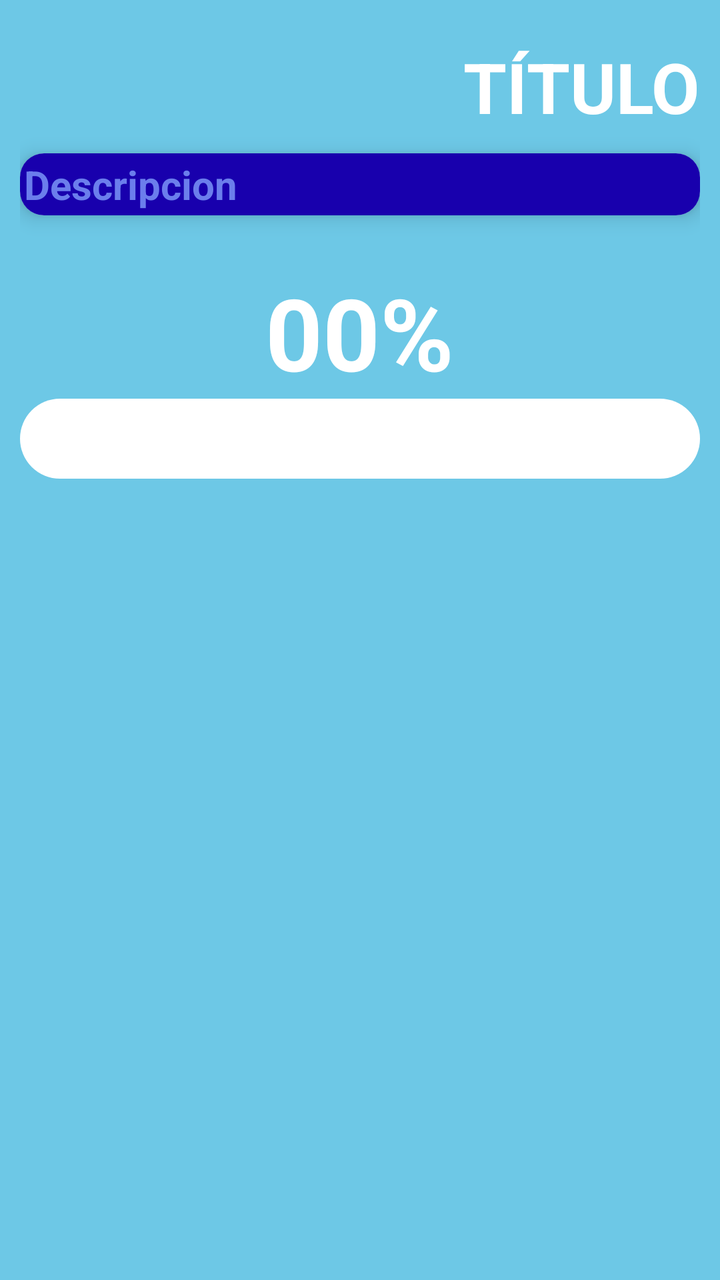
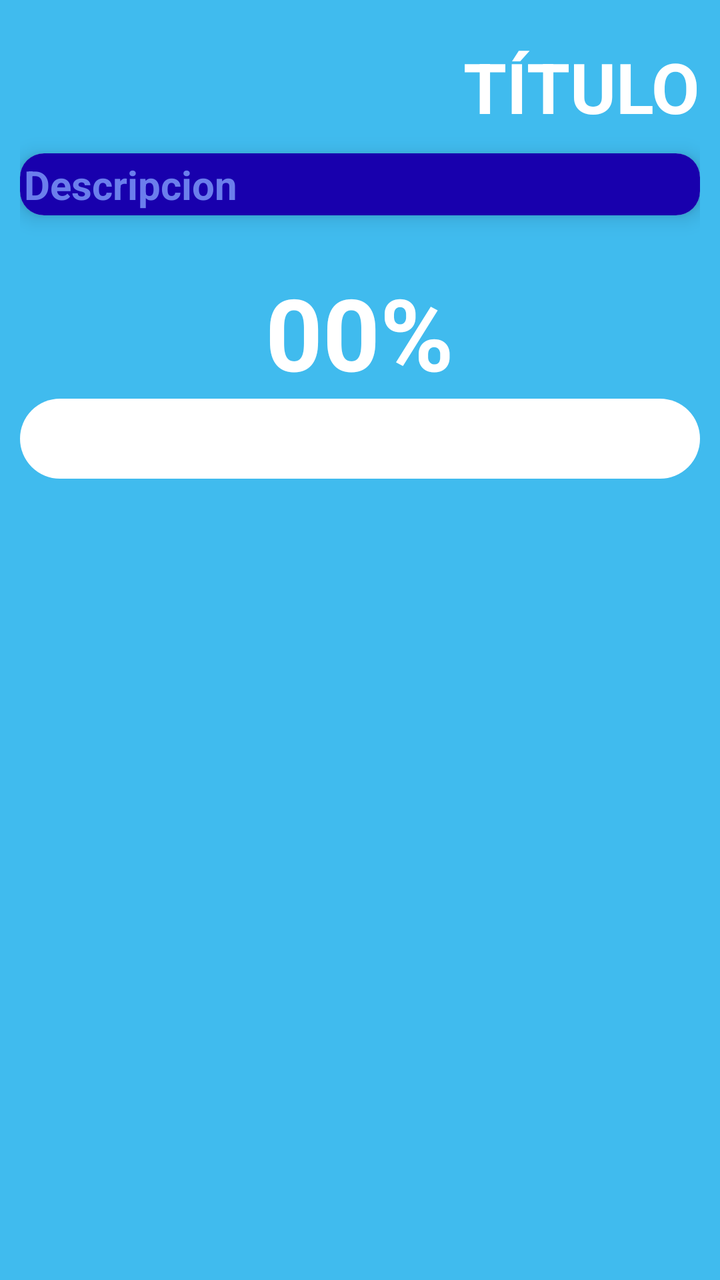

Two renders of the same Android screen: before a commit and after it. Below are the layout's source before the change and the commit's diff.
<!-- AndroidManifest.xml: application theme Theme.SuperSexiBoys -->
<!-- res/layout/activity_metas_interno.xml -->
<?xml version="1.0" encoding="utf-8"?>
<LinearLayout xmlns:android="http://schemas.android.com/apk/res/android"
    xmlns:app="http://schemas.android.com/apk/res-auto"
    xmlns:tools="http://schemas.android.com/tools"
    android:id="@+id/main"
    android:layout_width="match_parent"
    android:layout_height="match_parent"
    android:orientation="vertical"
    android:background="#6DC8E6"
    android:padding="10dp"
    tools:context=".MetasInternoActivity">

    
    <LinearLayout
        android:layout_width="match_parent"
        android:layout_height="wrap_content"
        android:orientation="horizontal"
        android:gravity="end"
        android:layout_marginTop="10dp">

        <TextView
            android:id="@+id/tituloMeta"
            android:layout_width="wrap_content"
            android:layout_height="wrap_content"
            android:text="@string/titulo_meta"
            android:textStyle="bold"
            android:textSize="35sp"
            android:textColor="@color/white"/>
    </LinearLayout>

    
    <androidx.cardview.widget.CardView
        android:layout_width="match_parent"
        android:layout_height="wrap_content"
        android:layout_marginTop="10dp"
        android:layout_marginBottom="15dp"
        app:cardCornerRadius="12dp"
        app:cardElevation="6dp">

        <LinearLayout
            android:layout_width="match_parent"
            android:layout_height="wrap_content"
            android:orientation="horizontal"
            android:background="#1800AD"
            android:padding="2dp">

            <TextView
                android:id="@+id/descripcionMeta"
                android:layout_width="match_parent"
                android:layout_height="wrap_content"
                android:text="@string/descripcion_meta"
                android:textStyle="bold"
                android:textSize="20sp"
                android:textColor="#6B7EEC" />
        </LinearLayout>
    </androidx.cardview.widget.CardView>

    
    <LinearLayout
        android:layout_width="match_parent"
        android:layout_height="wrap_content"
        android:gravity="center"
        android:orientation="horizontal"
        android:layout_marginTop="10dp">

        <TextView
            android:id="@+id/porcentajeBarra"
            android:layout_width="wrap_content"
            android:layout_height="wrap_content"
            android:text="@string/procentaje"
            android:textStyle="bold"
            android:textSize="50sp"
            android:textColor="@color/white"/>
    </LinearLayout>

    <ProgressBar
        android:id="@+id/progresoLineal"
        style="?android:attr/progressBarStyleHorizontal"
        android:layout_width="match_parent"
        android:layout_height="40dp"
        android:max="100"
        android:progress="0"
        android:progressDrawable="@drawable/progress_bar"
        android:layout_marginBottom="15dp"/>

    
    <androidx.recyclerview.widget.RecyclerView
        android:id="@+id/recyclerActividades"
        android:layout_width="match_parent"
        android:layout_height="0dp"
        android:layout_weight="0.5"
        android:scrollbars="vertical"
        android:padding="0dp"/>
</LinearLayout>
<!-- resources referenced by this layout -->
<resources>
  <color name="white">#FFFFFFFF</color>
  <!-- drawable progress_bar (drawable) -->
  <layer-list xmlns:android="http://schemas.android.com/apk/res/android">
  
      
      <item android:id="@android:id/background">
          <shape android:shape="rectangle">
              <corners android:radius="20dp"/> 
              <solid android:color="@color/white"/> 
          </shape>
      </item>
  
      
      <item android:id="@android:id/progress">
          <clip>
              <shape android:shape="rectangle">
                  <corners android:radius="20dp"/> 
                  <solid android:color="#147276"/> 
              </shape>
          </clip>
      </item>
  
  </layer-list>
  <string name="descripcion_meta"> Descripcion </string>
  <string name="procentaje"> 00% </string>
  <string name="titulo_meta"> TÍTULO </string>
  <style name="Theme.SuperSexiBoys" parent="Base.Theme.SuperSexiBoys" />
  <style name="Base.Theme.SuperSexiBoys" parent="Theme.Material3.DayNight.NoActionBar">
          
          
      </style>
</resources>

<!-- the commit's change to res/layout/activity_metas_interno.xml (unified diff, before → after) -->
@@ -6,7 +6,7 @@
     android:layout_width="match_parent"
     android:layout_height="match_parent"
     android:orientation="vertical"
-    android:background="#6DC8E6"
+    android:background="@color/celeste"
     android:padding="10dp"
     tools:context=".MetasInternoActivity">
 
<!-- resource entries referenced after the edit -->
@@ -1,5 +1,6 @@
 <!-- resources referenced by this layout -->
 <resources>
+  <color name="celeste">#40BBEE</color>
   <color name="white">#FFFFFFFF</color>
   <!-- drawable progress_bar (drawable) -->
   <layer-list xmlns:android="http://schemas.android.com/apk/res/android">
